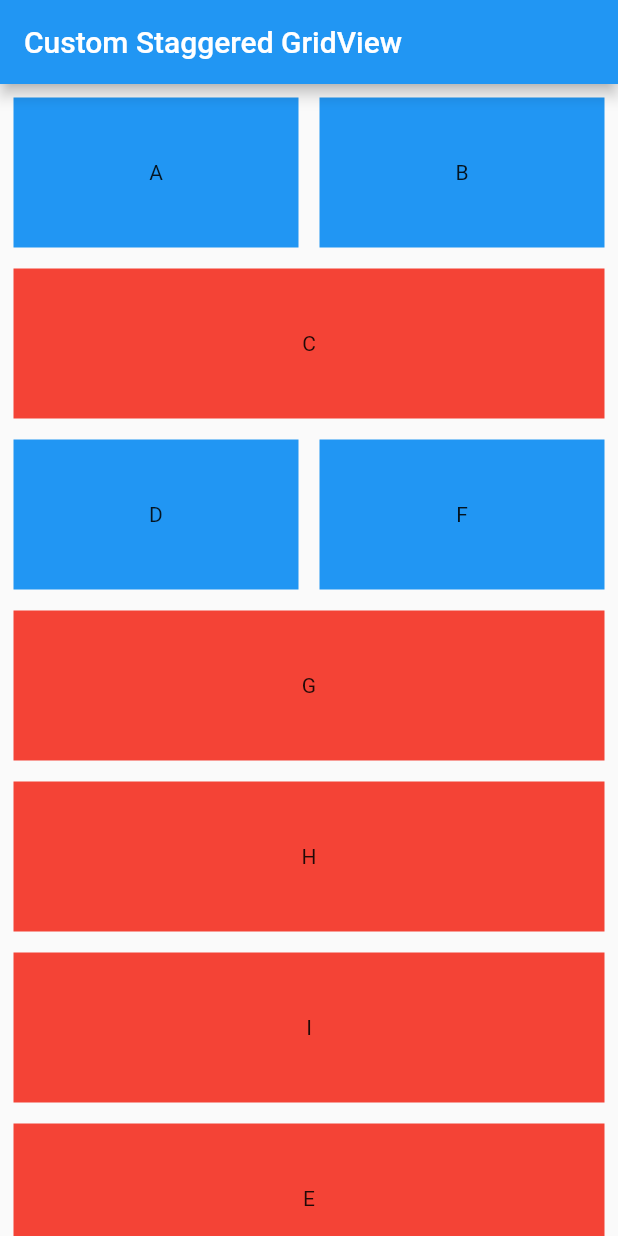
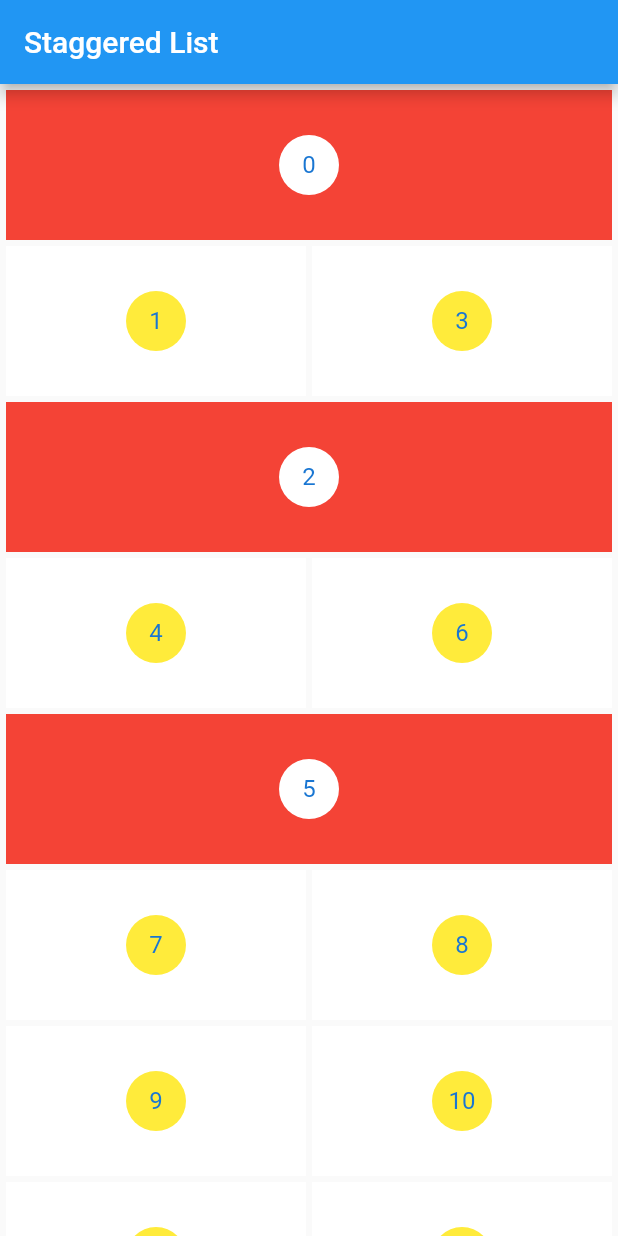
Before and after one commit to shadab-azam-11053/staggered_list, a Flutter app: the screen it shows after launch, on a phone screen of 412 x 824 dp. Run offline on Flutter 3.47's test engine with Material 2 defaults, Android fonts, the phone set to English and light mode, and no system bars.

Commit message:
final commit

```diff
--- a/lib/main.dart
+++ b/lib/main.dart
@@ -3,99 +3,161 @@ import 'package:staggered_list/staggered/widgets/staggered_grid_view.dart';
 import 'package:staggered_list/staggered/widgets/staggered_tile.dart';
 
 void main() {
-  runApp(MyApp());
+  runApp(const MyApp());
 }
 
-class MyApp extends StatefulWidget {
-  MyApp({Key? key}) : super(key: key);
-
-  @override
-  State<MyApp> createState() => _MyAppState();
+class Product {
+  final int id;
+  final bool isExpanded;
+  Product({
+    required this.id,
+    required this.isExpanded,
+  });
 }
 
-class Model {
-  String name;
-  String type;
-  Model({required this.name, required this.type});
-}
+List<Product> productList = [
+  Product(
+    id: 0,
+    isExpanded: true,
+  ),
+  Product(
+    id: 1,
+    isExpanded: false,
+  ),
+  Product(
+    id: 2,
+    isExpanded: true,
+  ),
+  Product(
+    id: 3,
+    isExpanded: false,
+  ),
+  Product(
+    id: 4,
+    isExpanded: false,
+  ),
+  Product(
+    id: 5,
+    isExpanded: true,
+  ),
+  Product(
+    id: 6,
+    isExpanded: false,
+  ),
+  Product(
+    id: 7,
+    isExpanded: false,
+  ),
+  Product(
+    id: 8,
+    isExpanded: false,
+  ),
+  Product(
+    id: 9,
+    isExpanded: false,
+  ),
+  Product(
+    id: 10,
+    isExpanded: false,
+  ),
+  Product(
+    id: 11,
+    isExpanded: false,
+  ),
+  Product(
+    id: 12,
+    isExpanded: false,
+  ),
+];
 
-class _MyAppState extends State<MyApp> {
-  int position = 2;
-
-  List<int> intArr = [];
+class MyApp extends StatelessWidget {
+  const MyApp({Key? key}) : super(key: key);
+  // This widget is the root of your application.
   @override
   Widget build(BuildContext context) {
-    List<Model> list = [
-      Model(name: 'A', type: 'aa'),
-      Model(name: 'B', type: 'bb'),
-      Model(name: 'C', type: 'cc'),
-      Model(name: 'D', type: 'dd'),
-      Model(name: 'E', type: 'cc'),
-      Model(name: 'F', type: 'ff'),
-      Model(name: 'G', type: 'gg'),
-      Model(name: 'H', type: 'hh'),
-      Model(name: 'I', type: 'ii'),
-      Model(name: 'J', type: 'jj'),
-    ];
-
     return MaterialApp(
       title: 'Flutter Demo',
-      debugShowCheckedModeBanner: false,
-      home: Scaffold(
-        appBar: AppBar(
-          title: const Text('Custom Staggered GridView'),
+      theme: ThemeData(
+        primarySwatch: Colors.blue,
       ),
-        // body: listView(staggered),
-        body: staggered(list: list, type: list[position].type),
-      ),
+      home: const MyHomePage(title: 'Staggered List'),
     );
-  }
-
-  void replace(list, i) {
-    if (i < list.length - 2) {
-      Model model = list[i];
-      list.remove(model);
-      list.insert(i + 1, model);
-      intArr.add(i + 1);
   }
 }
 
-  Widget staggered({required List<Model> list, required String type}) {
-    for (int i = 0; i < list.length; i++) {
-      if (list[i].type == type) {
-        if (intArr.isEmpty || intArr.length % 2 == 0) {
-          if (i % 2 == 0) {
-            intArr.add(i);
+class MyHomePage extends StatefulWidget {
+  const MyHomePage({Key? key, required this.title}) : super(key: key);
+  final String title;
+
+  @override
+  State<MyHomePage> createState() => _MyHomePageState();
+}
+
+class _MyHomePageState extends State<MyHomePage> {
+  final int _counter = 2;
+  int _mod = 0;
+
+  Product? product;
+
+  void _incrementCounter() {
+    _mod = 0;
+    for (var i = 0; i < productList.length; i++) {
+      Product product = productList[i];
+      _mod++;
+      if (productList[i].isExpanded == true) {
+        if (_mod == _counter) {
+          if (productList.length - 2 <= i) {
+            productList[i] = productList[i - 1];
+            productList[i - 1] = product;
+            if (productList.length == i &&
+                productList[i + 1].isExpanded == true) {
+              product = productList[i];
+              productList[i] = productList[i + 1];
+              productList[i + 1] = product;
+            }
           } else {
-            replace(list, i);
+            if (productList[i + 1].isExpanded == true) {
+              productList[i] = productList[i + 2];
+              productList[i + 2] = product;
+              setState(() {});
+              i++;
+            } else {
+              productList[i] = productList[i + 1];
+              productList[i + 1] = product;
             }
-        } else if (intArr.length % 2 != 0) {
-          if (i % 2 == 0) {
-            replace(list, i);
+          }
+        }
+        _mod = 0;
       } else {
-            intArr.add(i);
+        if (_mod == _counter) {
+          _mod = 0;
+        }
       }
     }
   }
 
-      print(intArr);
+  @override
+  Widget build(BuildContext context) {
+    return Scaffold(
+      appBar: AppBar(
+        title: Text(widget.title),
+      ),
+      body: staggered(list: productList),
+    );
   }
 
-    for (int i = 0; i < list.length; i++) {
-      if (list[i].type == type) {
-        intArr.add(i);
-      }
-    }
+  Widget staggered({required List<Product> list}) {
+    _incrementCounter();
     return StaggeredGridView.countBuilder(
-      crossAxisCount: 2,
+      crossAxisCount: _counter,
       itemBuilder: (BuildContext context, int index) {
-        if (intArr.contains(index)) {
+        if (list[index].isExpanded) {
           return typeView(list[index]);
         } else {
           return commonView(list[index]);
         }
       },
-      staggeredTileBuilder: (int index) => intArr.contains(index)
+      staggeredTileBuilder: (int index) => list[index].isExpanded
           ? const StaggeredTile.fit(2)
           : const StaggeredTile.fit(1),
       mainAxisSpacing: 4.0,
@@ -107,19 +169,29 @@ class _MyAppState extends State<MyApp> {
     );
   }
 
-  Widget commonView(Model model) {
+  Widget typeView(Product product) {
     return Container(
-        margin: const EdgeInsets.all(5),
-        color: Colors.blue,
       height: 100,
-        child: Center(child: Text(model.name)));
+      color: Colors.red,
+      child: Center(
+        child: CircleAvatar(
+          backgroundColor: product.isExpanded ? Colors.white : Colors.yellow,
+          child: Text(product.id.toString()),
+        ),
+      ),
+    );
   }
 
-  Widget typeView(Model model) {
+  Widget commonView(Product product) {
     return Container(
-        margin: const EdgeInsets.all(5),
-        color: Colors.red,
       height: 100,
-        child: Center(child: Text(model.name)));
+      color: Colors.white,
+      child: Center(
+        child: CircleAvatar(
+          backgroundColor: product.isExpanded ? Colors.white : Colors.yellow,
+          child: Text(product.id.toString()),
+        ),
+      ),
+    );
   }
 }
```
Also changed, not shown: 18 other files. Lines whose indentation alone changed are shown as unchanged.
